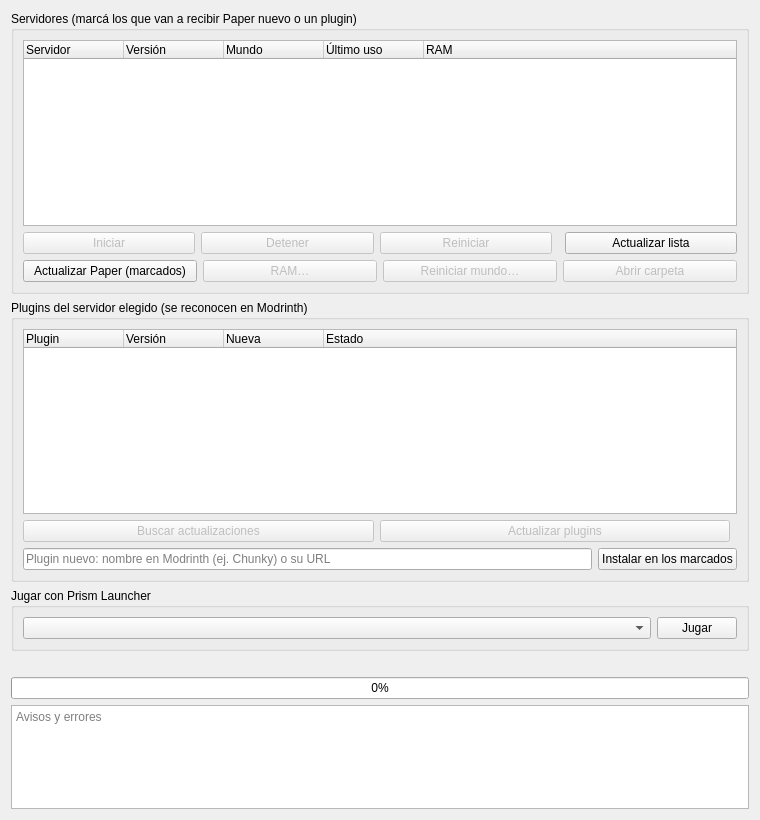
This is gui/PaginaMinecraft.ui in Sebas-Git-Tail/Arch-Linux-Manager as Qt 5 draws it before an edit. The edited form follows.
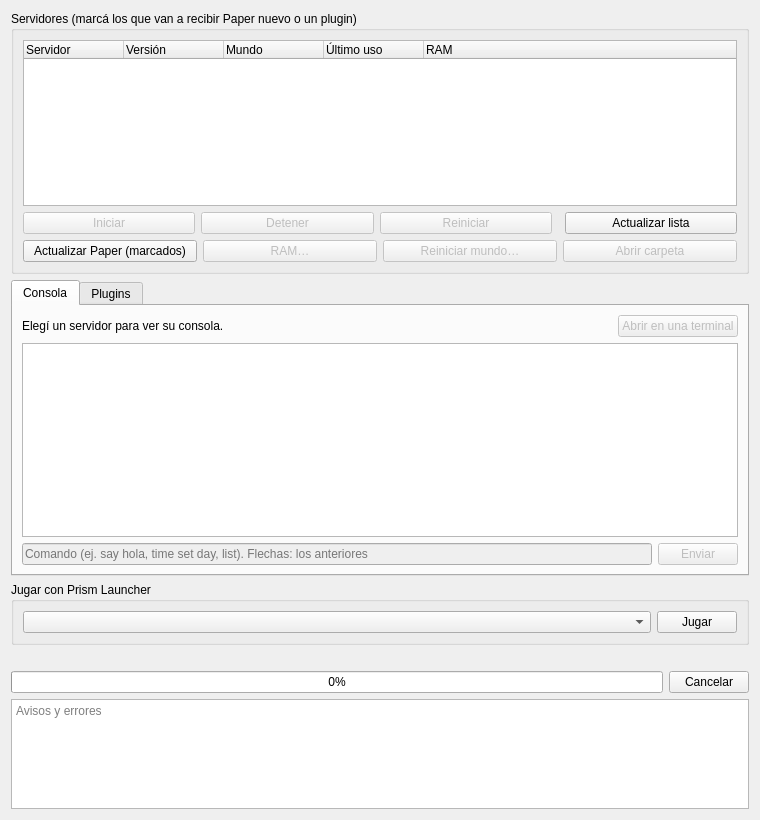
This is the edited form. Icons and pictures are not drawn.

Commit message:
4.12.0: consola compartida de los servidores de Minecraft (tmux)
Pestaña Consola en el panel: registro en vivo, conectados (Server List
Ping) y comandos. Los servidores siguen prendidos al cerrar la terminal
o el Manager. Detener/Reiniciar avisan en el chat y se pueden cancelar.

```diff
--- a/gui/PaginaMinecraft.ui
+++ b/gui/PaginaMinecraft.ui
@@ -13,7 +13,7 @@
   <property name="windowTitle">
    <string>Panel de Minecraft</string>
   </property>
-  <layout class="QVBoxLayout" name="layoutPrincipal">
+  <layout class="QVBoxLayout" name="layoutPrincipal" stretch="1,1,0,0,0,0">
    <item>
     <widget class="QGroupBox" name="grupoServidores">
      <property name="title">
@@ -22,6 +22,12 @@
      <layout class="QVBoxLayout" name="layoutServidores">
       <item>
        <widget class="QTreeWidget" name="arbolServidores">
+        <property name="minimumSize">
+         <size>
+          <width>0</width>
+          <height>110</height>
+         </size>
+        </property>
         <property name="rootIsDecorated">
          <bool>false</bool>
         </property>
@@ -181,6 +187,99 @@
     </widget>
    </item>
    <item>
+    <widget class="QTabWidget" name="pestanasServidor">
+     <property name="currentIndex">
+      <number>0</number>
+     </property>
+     <widget class="QWidget" name="pestanaConsola">
+      <attribute name="title">
+       <string>Consola</string>
+      </attribute>
+      <layout class="QVBoxLayout" name="layoutConsola">
+       <item>
+        <layout class="QHBoxLayout" name="layoutConsolaArriba">
+         <item>
+          <widget class="QLabel" name="etiquetaJugadores">
+           <property name="text">
+            <string>Elegí un servidor para ver su consola.</string>
+           </property>
+           <property name="wordWrap">
+            <bool>true</bool>
+           </property>
+           <property name="sizePolicy">
+            <sizepolicy hsizetype="Expanding" vsizetype="Preferred">
+             <horstretch>1</horstretch>
+             <verstretch>0</verstretch>
+            </sizepolicy>
+           </property>
+          </widget>
+         </item>
+         <item>
+          <widget class="QPushButton" name="botonTerminal">
+           <property name="enabled">
+            <bool>false</bool>
+           </property>
+           <property name="text">
+            <string>Abrir en una terminal</string>
+           </property>
+           <property name="toolTip">
+            <string>La misma consola en una ventana aparte. Cerrarla no apaga el servidor.</string>
+           </property>
+          </widget>
+         </item>
+        </layout>
+       </item>
+       <item>
+        <widget class="QPlainTextEdit" name="textoConsola">
+         <property name="minimumSize">
+          <size>
+           <width>0</width>
+           <height>100</height>
+          </size>
+         </property>
+         <property name="readOnly">
+          <bool>true</bool>
+         </property>
+         <property name="lineWrapMode">
+          <enum>QPlainTextEdit::LineWrapMode::NoWrap</enum>
+         </property>
+         <property name="maximumBlockCount">
+          <number>2000</number>
+         </property>
+        </widget>
+       </item>
+       <item>
+        <layout class="QHBoxLayout" name="layoutComando">
+         <item>
+          <widget class="QLineEdit" name="editComando">
+           <property name="enabled">
+            <bool>false</bool>
+           </property>
+           <property name="placeholderText">
+            <string>Comando (ej. say hola, time set day, list). Flechas: los anteriores</string>
+           </property>
+          </widget>
+         </item>
+         <item>
+          <widget class="QPushButton" name="botonEnviar">
+           <property name="enabled">
+            <bool>false</bool>
+           </property>
+           <property name="text">
+            <string>Enviar</string>
+           </property>
+          </widget>
+         </item>
+        </layout>
+       </item>
+      </layout>
+     </widget>
+     <widget class="QWidget" name="pestanaPlugins">
+      <attribute name="title">
+       <string>Plugins</string>
+      </attribute>
+      <layout class="QVBoxLayout" name="layoutPestanaPlugins">
+       <item>
     <widget class="QGroupBox" name="grupoPlugins">
      <property name="title">
       <string>Plugins del servidor elegido (se reconocen en Modrinth)</string>
@@ -274,6 +373,10 @@
      </layout>
     </widget>
    </item>
+      </layout>
+     </widget>
+    </widget>
+   </item>
    <item>
     <widget class="QGroupBox" name="grupoPrism">
      <property name="title">
@@ -314,11 +417,25 @@
     </widget>
    </item>
    <item>
+    <layout class="QHBoxLayout" name="layoutProgreso">
+     <item>
     <widget class="QProgressBar" name="barraProgreso">
      <property name="value">
       <number>0</number>
      </property>
     </widget>
+     </item>
+     <item>
+      <widget class="QPushButton" name="botonCancelar">
+       <property name="text">
+        <string>Cancelar</string>
+       </property>
+       <property name="toolTip">
+        <string>No apagar: avisa en el chat que se canceló</string>
+       </property>
+      </widget>
+     </item>
+    </layout>
    </item>
    <item>
     <widget class="QPlainTextEdit" name="registro">
```
Lines whose indentation alone changed are shown as unchanged. The commit also changes 8 other files.
